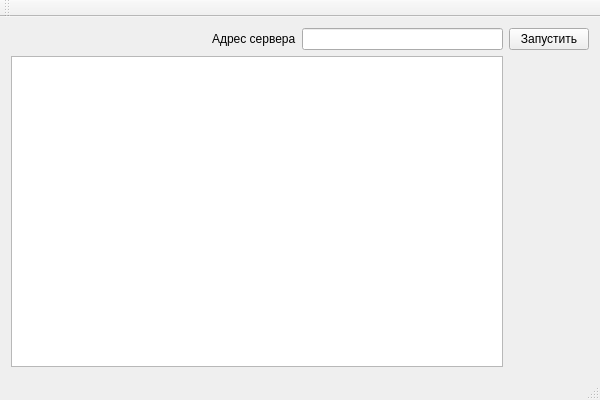
This is mainwindow.ui in asvitenkov/AIPOS_LAB2 as Qt 5 draws it before an edit. The edited form follows.
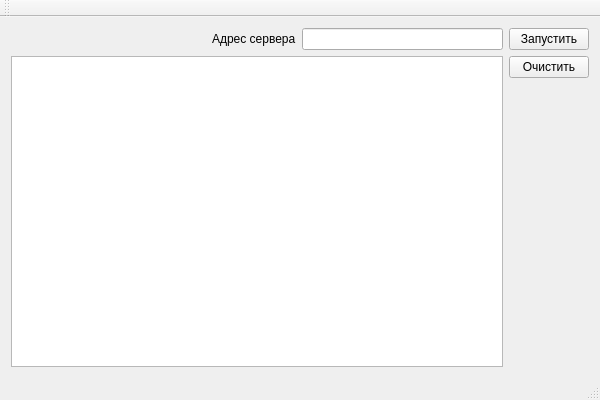
This is the edited form.

Patch:
```diff
--- a/mainwindow.ui
+++ b/mainwindow.ui
@@ -60,6 +60,13 @@
           </property>
          </widget>
         </item>
+        <item>
+         <widget class="QPushButton" name="clearLogButton">
+          <property name="text">
+           <string>Очистить</string>
+          </property>
+         </widget>
+        </item>
         <item>
          <spacer name="verticalSpacer">
           <property name="orientation">
```
Left out of the diff: 2 changed lines with no effect on the pictures.
